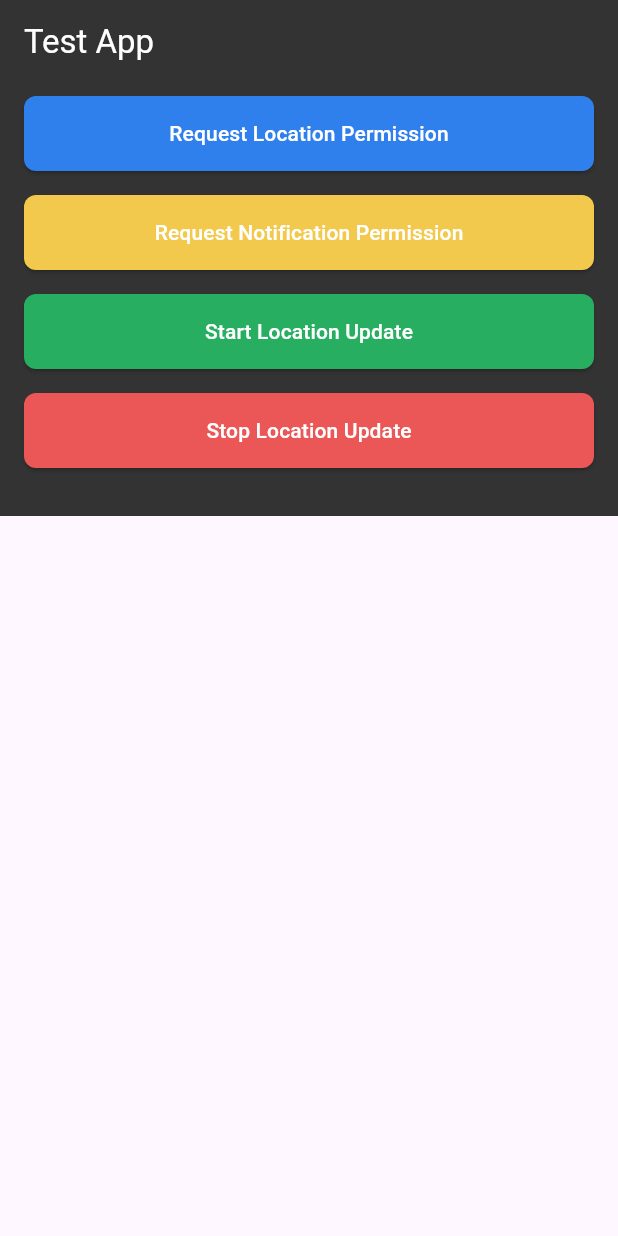
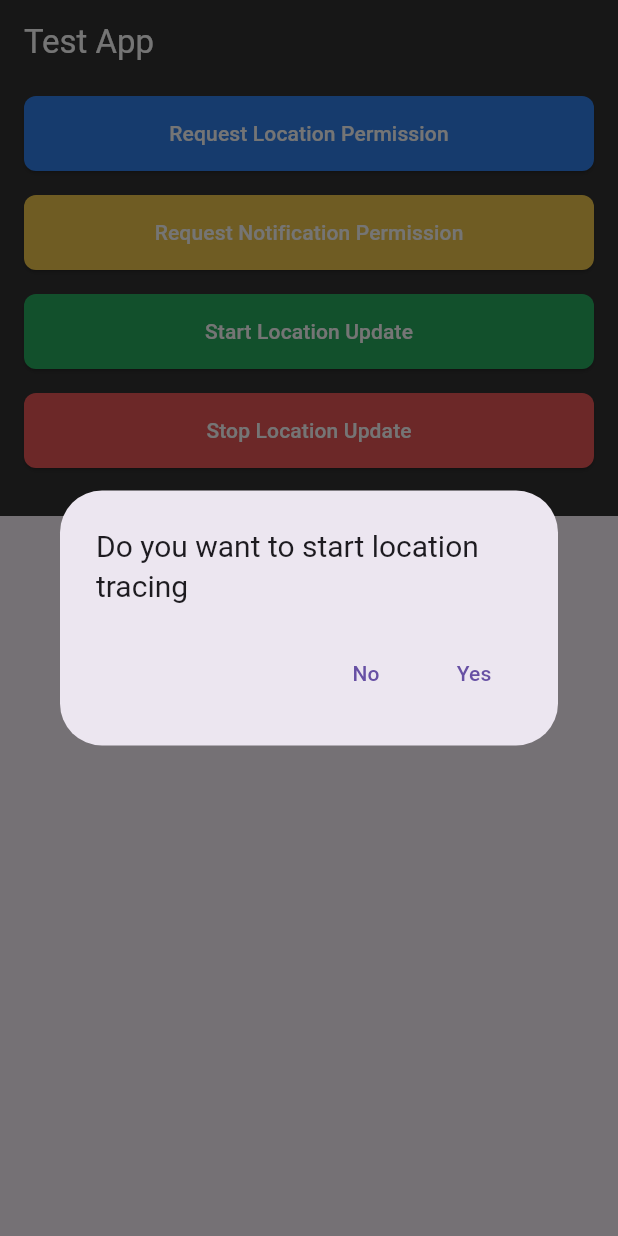
Before and after one commit to shamjadk/location_tracer, a Flutter app: the screen it shows after launch, after a tap on "Start Location Update", on a phone screen of 412 x 824 dp. Run offline on Flutter 3.47's test engine with Material 3 defaults, Android fonts, the light colour scheme and no system bars; our stand-ins replace awesome_notifications, flutter_riverpod, freezed_annotation, geolocator, riverpod_annotation, shared_preferences; generated files the repository leaves out were written again.

Commit message:
Completed controller section and added function in the buttons

```diff
--- /dev/null
+++ b/lib/controller/location_controller.dart
@@ -0,0 +1,31 @@
+import 'dart:developer';
+
+import 'package:geolocator/geolocator.dart';
+
+Future<bool> isLocationEnabled() async {
+  return await Geolocator.isLocationServiceEnabled();
+}
+
+Future<bool> requestLocationPermission() async {
+  var permission = await Geolocator.checkPermission();
+  bool isPermissionGranted = true;
+
+  if (permission == LocationPermission.denied) {
+    permission = await Geolocator.requestPermission();
+    if (permission == LocationPermission.denied) {
+      log('Location permission denied');
+      isPermissionGranted = false;
+    } else {
+      log('Location permission granted');
+    }
+  } else {
+    log('Location permission already granted');
+  }
+
+  if (permission == LocationPermission.deniedForever) {
+    log('Location denied forever');
+    isPermissionGranted = false;
+  }
+
+  return isPermissionGranted;
+}
--- a/lib/main.dart
+++ b/lib/main.dart
@@ -1,11 +1,24 @@
+import 'package:awesome_notifications/awesome_notifications.dart';
 import 'package:flutter/material.dart';
+import 'package:flutter_riverpod/flutter_riverpod.dart';
 import 'package:location_tracer/view/home_page.dart';
 
 void main() {
-  runApp(const MyApp());
+  AwesomeNotifications().initialize(
+    null,
+    [
+      NotificationChannel(
+        channelKey: 'location-update',
+        channelName: "Location Update",
+        channelDescription: "Notifications of Loacation update status",
+      ),
+    ],
+  );
+  runApp(const ProviderScope(child: MyApp()));
 }
 
 class MyApp extends StatelessWidget {
+  static final scaffoldMessangerKey = GlobalKey<ScaffoldMessengerState>();
   const MyApp({super.key});
 
   // This widget is the root of your application.
--- a/lib/view/home_page.dart
+++ b/lib/view/home_page.dart
@@ -1,11 +1,17 @@
+import 'dart:developer';
+
 import 'package:flutter/material.dart';
+import 'package:location_tracer/controller/location_controller.dart';
+import 'package:location_tracer/controller/provider/location_provider.dart';
 import 'package:location_tracer/view/widgets/button_widget.dart';
+import 'package:awesome_notifications/awesome_notifications.dart';
+import 'package:flutter_riverpod/flutter_riverpod.dart';
 
-class HomePage extends StatelessWidget {
+class HomePage extends ConsumerWidget {
   const HomePage({super.key});
 
   @override
-  Widget build(BuildContext context) {
+  Widget build(BuildContext context, WidgetRef ref) {
     return Scaffold(
       appBar: AppBar(
         backgroundColor: const Color(0xff333333),
@@ -24,79 +30,106 @@ class HomePage extends StatelessWidget {
                 children: [
                   ButtonWIdget(
                     buttonName: 'Request Location Permission',
-                    onPressed: () {},
+                    onPressed: () async {
+                      if (await isLocationEnabled()) {
+                        /// Check if the app has permission
+                        if (await requestLocationPermission()) {
+                          log('Location permission granted');
+                        } else {
+                          log('Location permission denied');
+                        }
+                      } else {
+                        log('Location not enabled');
+                      }
+                    },
                     buttonColor: const Color(0xFF2f80ed),
                   ),
                   ButtonWIdget(
                     buttonName: 'Request Notification Permission',
-                    onPressed: () {},
+                    onPressed: () {
+                      {
+                        log("Hellow");
+                        AwesomeNotifications()
+                            .requestPermissionToSendNotifications();
+                      }
+                    },
                     buttonColor: const Color(0xFFf2c94c),
                   ),
                   ButtonWIdget(
                     buttonName: 'Start Location Update',
-                    onPressed: () {},
+                    onPressed: () async {
+                      if (await requestLocationPermission()) {
+                        /// Check if the app has permission
+                        Future.sync(() => showDialog(
+                              context: context,
+                              builder: ((context) {
+                                return AlertDialog(
+                                  title: const Text(
+                                    'Do you want to start location tracing',
+                                    style: TextStyle(fontSize: 20),
+                                  ),
+                                  actions: [
+                                    TextButton(
+                                        onPressed: (() {
+                                          Navigator.pop(context);
+                                        }),
+                                        child: const Text('No')),
+                                    TextButton(
+                                      onPressed: () {
+                                        ref
+                                            .read(locationProvider.notifier)
+                                            .startLocationTracing();
+                                        AwesomeNotifications()
+                                            .createNotification(
+                                          content: NotificationContent(
+                                            id: 10,
+                                            channelKey: 'location-update',
+                                            actionType: ActionType.Default,
+                                            title: 'Location update started',
+                                          ),
+                                        );
+                                        Navigator.pop(context);
+                                      },
+                                      child: const Text('Yes'),
+                                    )
+                                  ],
+                                );
+                              }),
+                            ));
+                      } else {
+                        Future.sync(() => showDialog(
+                              context: context,
+                              builder: ((context) {
+                                return const AlertDialog(
+                                  title: Text('Alert'),
+                                  content:
+                                      Text('Place Enable Location permission'),
+                                );
+                              }),
+                            ));
+                      }
+                    },
                     buttonColor: const Color(0xFF27ae60),
                   ),
                   ButtonWIdget(
                     buttonName: 'Stop Location Update',
-                    onPressed: () {},
+                    onPressed: () {
+                      ref.read(locationProvider.notifier).stopLocationTracing();
+                      AwesomeNotifications().createNotification(
+                        content: NotificationContent(
+                          id: 11,
+                          channelKey: 'location-update',
+                          actionType: ActionType.Default,
+                          title: 'Location update stoped',
+                        ),
+                      );
+                    },
                     buttonColor: const Color(0xFFeb5757),
                   ),
                 ],
               ),
             ),
-            // SizedBox(
-            //   height: MediaQuery.sizeOf(context).height,
-            //   child: ListView.builder(
-            //     shrinkWrap: true,
-            //     // physics: const ClampingScrollPhysics(),
-            //     itemCount: ref.watch(locationProvider).location.length,
-            //     itemBuilder: (context, index) {
-            //       final data = ref.watch(locationProvider).location[index];
-            //       return Padding(
-            //         padding: const EdgeInsets.symmetric(
-            //             horizontal: 24, vertical: 12),
-            //         child: Container(
-            //           // height: 70,
-            //           width: double.infinity,
-            //           decoration: BoxDecoration(
-            //             borderRadius: BorderRadius.circular(8),
-            //             color: const Color(0xFFf2f2f2),
-            //           ),
-            //           padding: const EdgeInsets.symmetric(horizontal: 16),
-            //           child: Column(
-            //             crossAxisAlignment: CrossAxisAlignment.start,
-            //             mainAxisAlignment: MainAxisAlignment.center,
-            //             children: [
-            //               Text(
-            //                 "Request ${index + 1}",
-            //                 style: const TextStyle(
-            //                   fontSize: 18,
-            //                   fontWeight: FontWeight.bold,
-            //                 ),
-            //               ),
-            //               Row(
-            //                 mainAxisAlignment:
-            //                     MainAxisAlignment.spaceBetween,
-            //                 children: [
-            //                   Text(
-            //                     "Lat :${data.lat.toString()}",
-            //                   ),
-            //                   Text(
-            //                     "Lng :${data.lon.toString()}",
-            //                   ),
-            //                   Text(
-            //                     "Speed : ${data.speed.toString()}",
-            //                   )
-            //                 ],
-            //               )
-            //             ],
-            //           ),
-            //         ),
-            //       );
-            //     },
-            //   ),
-            // ),
+
           ],
         ),
       ),
```
Also changed, not shown: lib/controller/provider/location_provider.dart (added, +56 -0 lines), lib/controller/provider/location_provider_state.dart (added, +14 -0 lines), lib/model/location_model.dart (added, +12 -0 lines), lib/controller/provider/location_provider.g.dart (added), lib/controller/provider/location_provider_state.freezed.dart (added), lib/model/location_model.freezed.dart (added).
